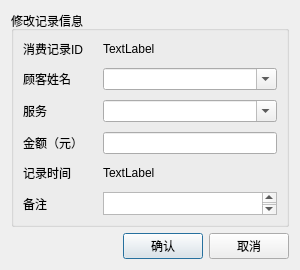
First picture: the form in updateconsumption.ui, repository rainlowing/QtCustomerManagementSystem, before the edit.
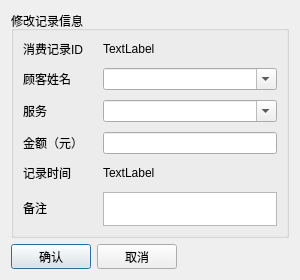
Second picture: the form after the edit.

```diff
--- a/updateconsumption.ui
+++ b/updateconsumption.ui
@@ -7,19 +7,19 @@
     <x>0</x>
     <y>0</y>
     <width>300</width>
-    <height>270</height>
+    <height>280</height>
    </rect>
   </property>
   <property name="minimumSize">
    <size>
     <width>300</width>
-    <height>270</height>
+    <height>280</height>
    </size>
   </property>
   <property name="maximumSize">
    <size>
     <width>16777215</width>
-    <height>270</height>
+    <height>280</height>
    </size>
   </property>
   <property name="windowTitle">
@@ -122,6 +122,56 @@
      <property name="sizeConstraint">
       <enum>QLayout::SizeConstraint::SetDefaultConstraint</enum>
      </property>
+     <item>
+      <widget class="QPushButton" name="btnConfirm">
+       <property name="sizePolicy">
+        <sizepolicy hsizetype="Minimum" vsizetype="Minimum">
+         <horstretch>0</horstretch>
+         <verstretch>0</verstretch>
+        </sizepolicy>
+       </property>
+       <property name="minimumSize">
+        <size>
+         <width>80</width>
+         <height>25</height>
+        </size>
+       </property>
+       <property name="maximumSize">
+        <size>
+         <width>80</width>
+         <height>25</height>
+        </size>
+       </property>
+       <property name="text">
+        <string>确认</string>
+       </property>
+      </widget>
+     </item>
+     <item>
+      <widget class="QPushButton" name="btnCancel">
+       <property name="sizePolicy">
+        <sizepolicy hsizetype="Expanding" vsizetype="Expanding">
+         <horstretch>0</horstretch>
+         <verstretch>0</verstretch>
+        </sizepolicy>
+       </property>
+       <property name="minimumSize">
+        <size>
+         <width>80</width>
+         <height>25</height>
+        </size>
+       </property>
+       <property name="maximumSize">
+        <size>
+         <width>80</width>
+         <height>25</height>
+        </size>
+       </property>
+       <property name="text">
+        <string>取消</string>
+       </property>
+      </widget>
+     </item>
      <item>
       <spacer name="horizontalSpacer">
        <property name="orientation">
@@ -135,56 +185,6 @@
        </property>
       </spacer>
      </item>
-     <item>
-      <widget class="QPushButton" name="btnConfirm">
-       <property name="sizePolicy">
-        <sizepolicy hsizetype="Minimum" vsizetype="Minimum">
-         <horstretch>0</horstretch>
-         <verstretch>0</verstretch>
-        </sizepolicy>
-       </property>
-       <property name="minimumSize">
-        <size>
-         <width>80</width>
-         <height>0</height>
-        </size>
-       </property>
-       <property name="maximumSize">
-        <size>
-         <width>80</width>
-         <height>16777215</height>
-        </size>
-       </property>
-       <property name="text">
-        <string>确认</string>
-       </property>
-      </widget>
-     </item>
-     <item>
-      <widget class="QPushButton" name="btnCancel">
-       <property name="sizePolicy">
-        <sizepolicy hsizetype="Expanding" vsizetype="Expanding">
-         <horstretch>0</horstretch>
-         <verstretch>0</verstretch>
-        </sizepolicy>
-       </property>
-       <property name="minimumSize">
-        <size>
-         <width>80</width>
-         <height>0</height>
-        </size>
-       </property>
-       <property name="maximumSize">
-        <size>
-         <width>80</width>
-         <height>16777215</height>
-        </size>
-       </property>
-       <property name="text">
-        <string>取消</string>
-       </property>
-      </widget>
-     </item>
     </layout>
    </item>
   </layout>
```
